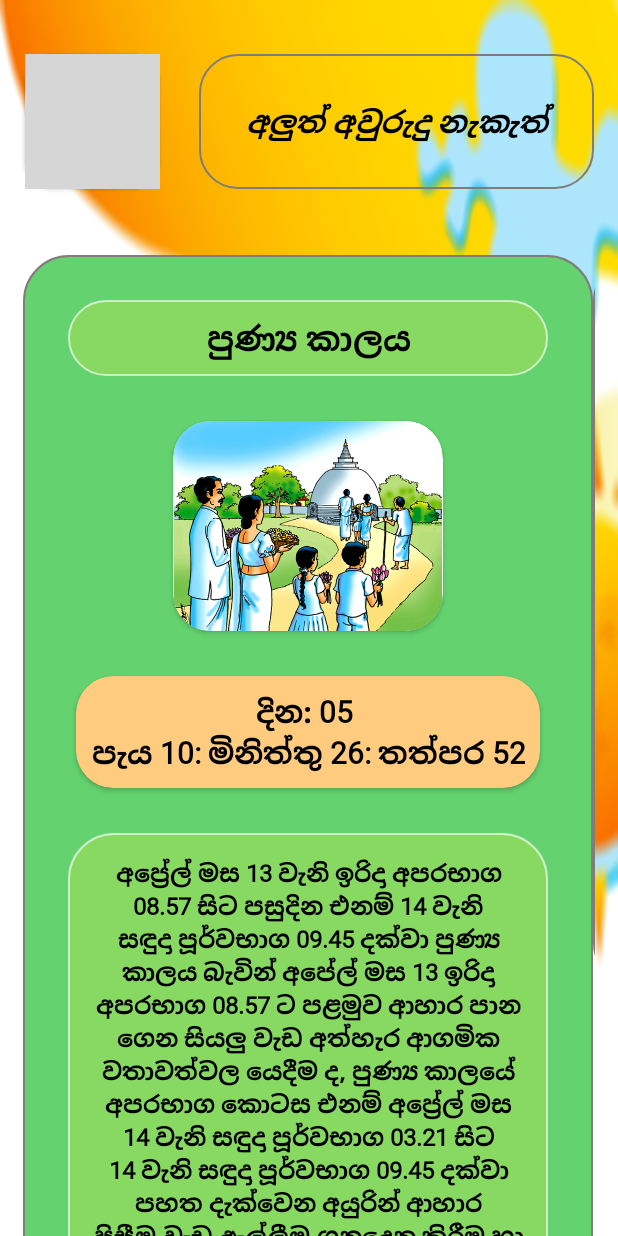
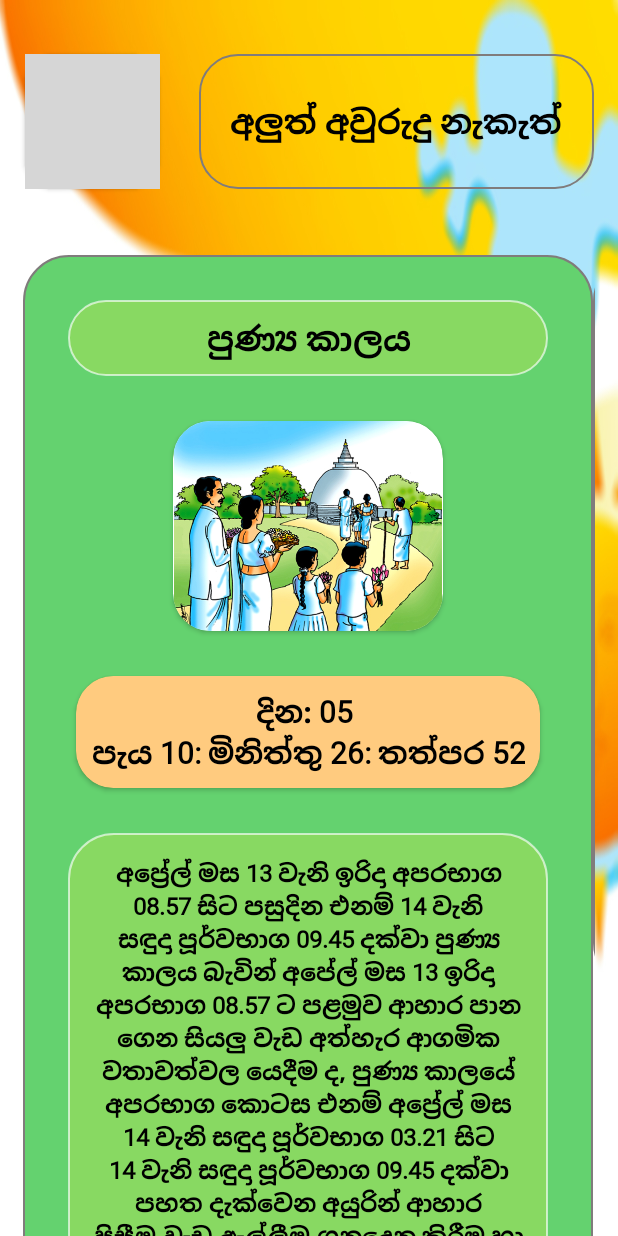
Before and after one commit to hirunch/Awurudu-Nakath, an Android app: the screen it shows after launch (FrstPageActivity), on a phone screen of 412 x 824 dp. Run offline under Robolectric (Android 15) with nearby library versions, the phone set to English and light mode, and no system bars; our stand-ins replace AdMob; Roboto replaces fonts that are not available here; grey boxes are pictures that could not be loaded.

Commit message:
2025 Update

```diff
--- a/app/src/main/res/layout/activity_frst_page.xml
+++ b/app/src/main/res/layout/activity_frst_page.xml
@@ -42,8 +42,8 @@
         android:fontFamily="@font/nirmalaui"
         android:textAlignment="center"
         android:textColor="@color/black"
-        android:textSize="20dp"
-        android:textStyle="bold|italic"
+        android:textSize="22dp"
+        android:textStyle="bold"
         app:layout_constraintBottom_toBottomOf="parent"
         app:layout_constraintEnd_toEndOf="parent"
         app:layout_constraintHorizontal_bias="0.891"
```
